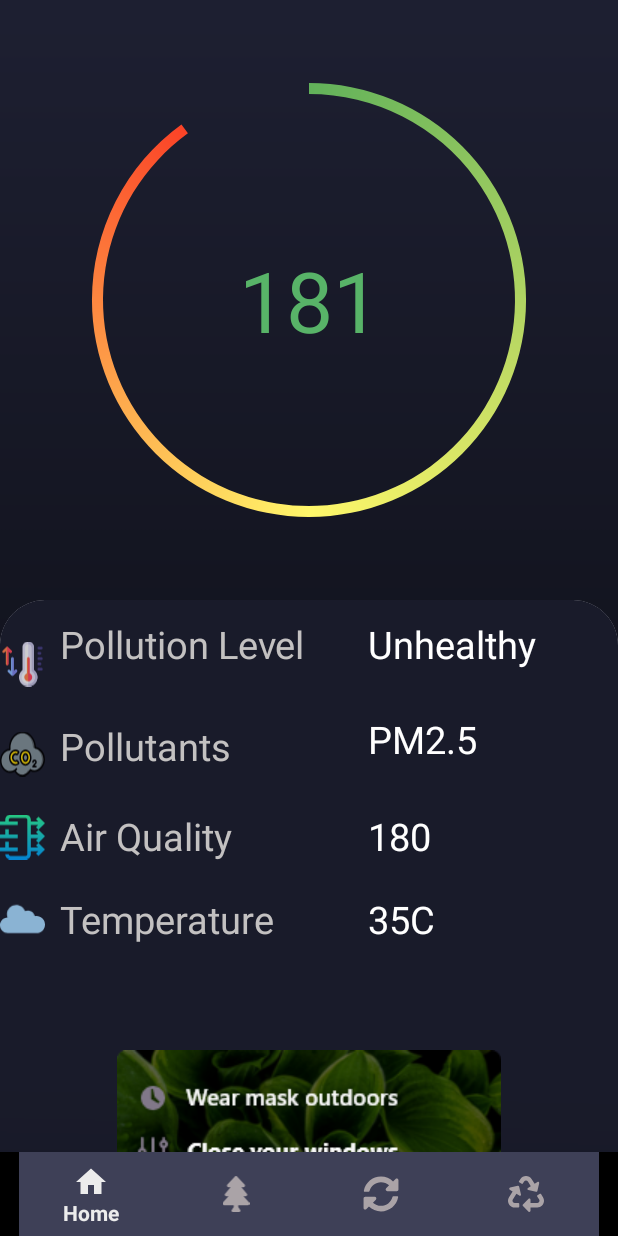
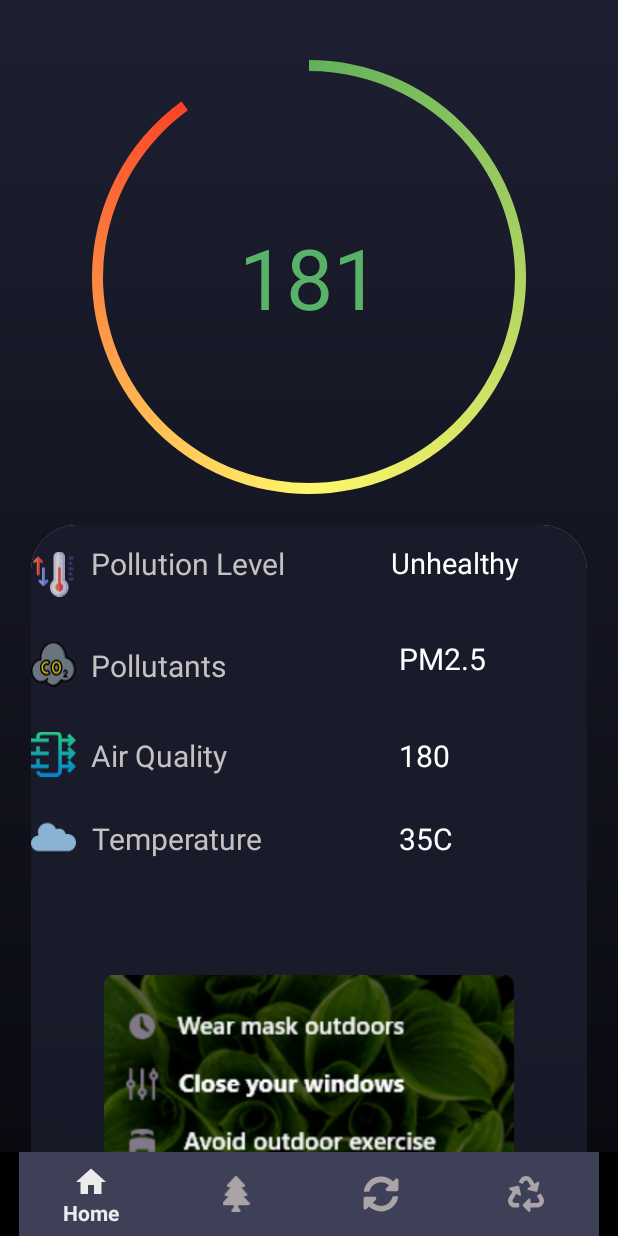
Before and after one commit to nowshintabassum/BioDump-App-Project, an Android app: the screen it shows after launch (MainActivity), on a phone screen of 412 x 824 dp. Run offline under Robolectric (Android 15) with nearby library versions, the phone set to English and light mode, and no system bars.

Commit message:
small changes

```diff
--- a/BioDump/app/src/main/res/layout/activity_main.xml
+++ b/BioDump/app/src/main/res/layout/activity_main.xml
@@ -15,7 +15,9 @@
     <ProgressBar
         android:id="@+id/progress_bar"
         android:layout_width="match_parent"
-        android:layout_height="400dp"
+        android:layout_height="0dp"
+        android:layout_marginTop="20sp"
+        app:layout_constraintHeight_percent=".4"
         android:indeterminateOnly="false"
         android:progressDrawable="@drawable/circle_progressbar"
         app:layout_constraintBottom_toBottomOf="parent"
@@ -42,10 +44,15 @@
         app:layout_constraintTop_toTopOf="@+id/progress_bar" />
 
     <ScrollView
-    android:layout_width="match_parent"
+        android:layout_width="0dp"
         android:layout_height="match_parent"
-    android:layout_marginTop="400dp"
-    >
+            android:layout_marginTop="350dp"
+        app:layout_constraintEnd_toEndOf="parent"
+        app:layout_constraintStart_toStartOf="parent"
+        app:layout_constraintWidth_percent=".9"
+        tools:ignore="MissingConstraints"
+        tools:layout_editor_absoluteY="350dp">
+
         <androidx.cardview.widget.CardView
             android:layout_width="match_parent"
 
@@ -55,13 +62,11 @@
             app:cardCornerRadius="30dp"
             app:layout_constraintBottom_toTopOf="@+id/bottom_navigation"
             app:layout_constraintEnd_toEndOf="parent"
-        app:layout_constraintStart_toStartOf="parent"
-        app:layout_constraintTop_toBottomOf="@+id/progress_bar"
-        app:layout_constraintVertical_bias="0.248">
+            app:layout_constraintVertical_bias="0.0">
 
             <RelativeLayout
                 android:layout_width="match_parent"
-            android:layout_height="wrap_content"
+                android:layout_height="2679dp"
                 android:background="@drawable/bg1"
 
 
@@ -74,10 +79,9 @@
                     android:layout_height="65dp"
 
 
-                android:layout_marginTop="10dp"
+                    android:layout_marginTop="0dp"
                     android:contentDescription="@string/todo"
-                app:srcCompat="@drawable/ic_pollution_level"
-                />
+                    app:srcCompat="@drawable/ic_pollution_level" />
 
                 <TextView
                     android:layout_width="wrap_content"
@@ -90,25 +94,25 @@
                     android:textColor="#C3C1C1"
 
 
-                android:textSize="25sp"
+                    android:textSize="20sp"
                     tools:text="Pollution Level" />
 
                 <TextView
 
                     android:layout_width="wrap_content"
                     android:layout_height="wrap_content"
-                android:layout_marginStart="245dp"
+                    android:layout_marginStart="240dp"
                     android:layout_marginTop="12dp"
                     android:text="@string/unhealthy"
                     android:textAlignment="center"
                     android:textColor="#FFFFFF"
-                android:textSize="25sp"
+                    android:textSize="19sp"
                     tools:text="Unhealthy" />
 
                 <ImageView
                     android:layout_width="30dp"
                     android:layout_height="65dp"
-                android:layout_marginTop="70dp"
+                    android:layout_marginTop="60dp"
                     android:contentDescription="@string/todo"
                     app:srcCompat="@drawable/ic_co2" />
 
@@ -123,7 +127,7 @@
 
 
                     android:textColor="#C3C1C1"
-                android:textSize="25sp"
+                    android:textSize="20sp"
                     tools:text="Pollutants" />
 
                 <TextView
@@ -136,13 +140,13 @@
                     android:text="@string/pm2_5"
                     android:textAlignment="center"
                     android:textColor="#FFFFFF"
-                android:textSize="25sp"
+                    android:textSize="20sp"
                     tools:text="PM2.5" />
 
                 <ImageView
                     android:layout_width="30dp"
                     android:layout_height="65dp"
-                android:layout_marginTop="125dp"
+                    android:layout_marginTop="120dp"
                     android:contentDescription="@string/todo"
                     app:srcCompat="@drawable/ic_air_quality" />
 
@@ -157,7 +161,7 @@
 
 
                     android:textColor="#C3C1C1"
-                android:textSize="25sp"
+                    android:textSize="20sp"
                     tools:text="Air Quality" />
 
                 <TextView
@@ -171,14 +175,14 @@
                     android:text="@string/_180"
                     android:textAlignment="center"
                     android:textColor="#FFFFFF"
-                android:textSize="25sp"
+                    android:textSize="20sp"
                     tools:text="180" />
 
 
                 <ImageView
                     android:layout_width="30dp"
                     android:layout_height="65dp"
-                android:layout_marginTop="180dp"
+                    android:layout_marginTop="175dp"
                     android:contentDescription="@string/todo"
                     app:srcCompat="@drawable/ic_temperature" />
 
@@ -194,7 +198,7 @@
 
                     android:textAlignment="center"
                     android:textColor="#C3C1C1"
-                android:textSize="25sp"
+                    android:textSize="20sp"
                     tools:text="Temperature" />
 
                 <TextView
@@ -207,16 +211,16 @@
                     android:text="@string/_35c"
                     android:textAlignment="center"
                     android:textColor="#FFFFFF"
-                android:textSize="25sp"
+                    android:textSize="20sp"
                     tools:text="35C" />
 
                 <ImageView
                     android:id="@+id/imageView2"
                     android:layout_width="match_parent"
-                android:layout_height="wrap_content"
+                    android:layout_height="175dp"
                     android:layout_marginTop="300dp"
-                app:srcCompat="@drawable/advices2"
-                android:contentDescription="@string/todo" />
+                    android:contentDescription="@string/todo"
+                    app:srcCompat="@drawable/advices2" />
 
 
             </RelativeLayout>
```
Lines whose indentation alone changed are shown as unchanged.
